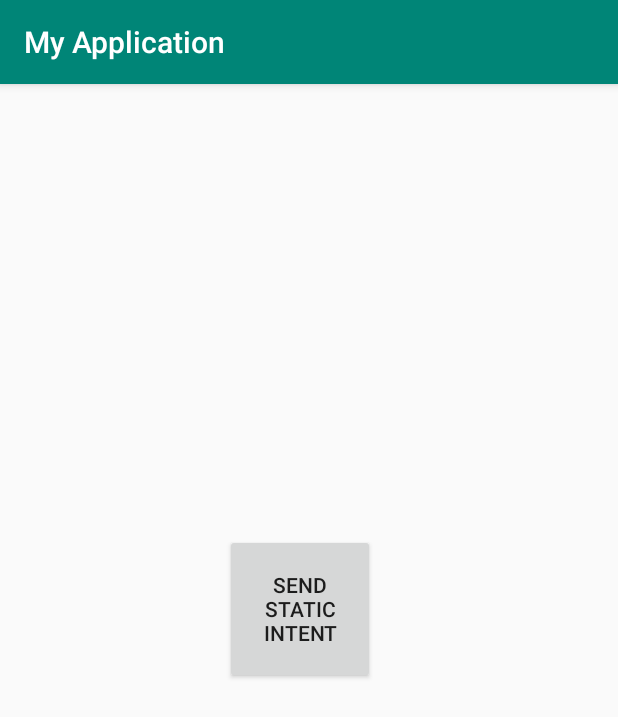
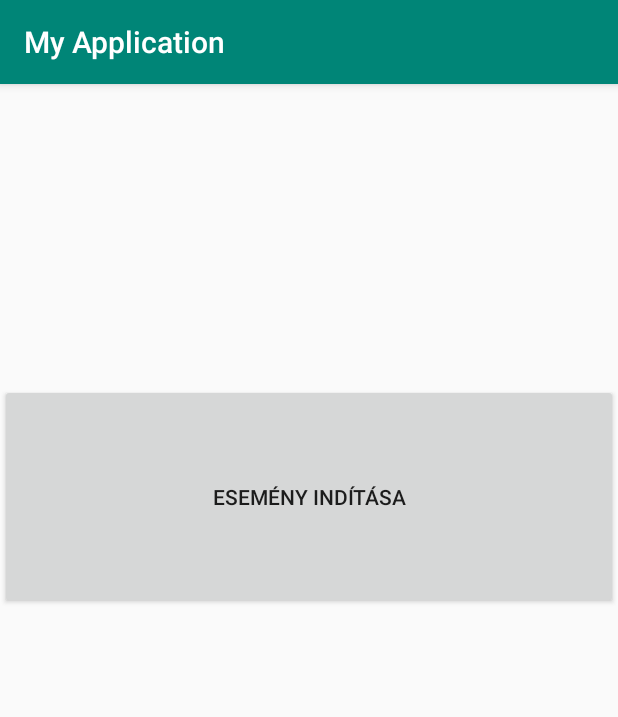
Before and after one commit to whatDayIsToday/broadcast, an Android app: the screen it shows after launch (MainActivity), on a phone screen of 412 x 824 dp. Shown: the top 717 px of the screen. Run offline under Robolectric (Android 15) with nearby library versions, the phone set to English and light mode, and no system bars.

Commit message:
Gomb szövegének megváltoztatása, tulajdonságai testreszabása, illetve az Orientation kikapcsolása.

```diff
--- a/app/src/main/AndroidManifest.xml
+++ b/app/src/main/AndroidManifest.xml
@@ -11,7 +11,8 @@
         android:theme="@style/AppTheme">
         <activity
             android:name=".MainActivity"
-            android:label="My Application">
+            android:label="My Application"
+            android:screenOrientation="portrait">
             <intent-filter>
                 <action android:name="android.intent.action.MAIN" />
                 <category android:name="android.intent.category.LAUNCHER" />
--- a/app/src/main/res/layout/fragment_blank.xml
+++ b/app/src/main/res/layout/fragment_blank.xml
@@ -15,11 +15,10 @@
 
         <Button
             android:id="@+id/staticBtn"
-            android:layout_width="100dp"
-            android:layout_height="100dp"
-            android:layout_marginLeft="150dp"
-            android:layout_marginTop="300dp"
-            android:text="Send Static intent" />
+            android:layout_width="match_parent"
+            android:layout_height="150dp"
+            android:layout_marginTop="200dp"
+            android:text="Esemény indítása" />
 
     </FrameLayout>
 </LinearLayout>
```
